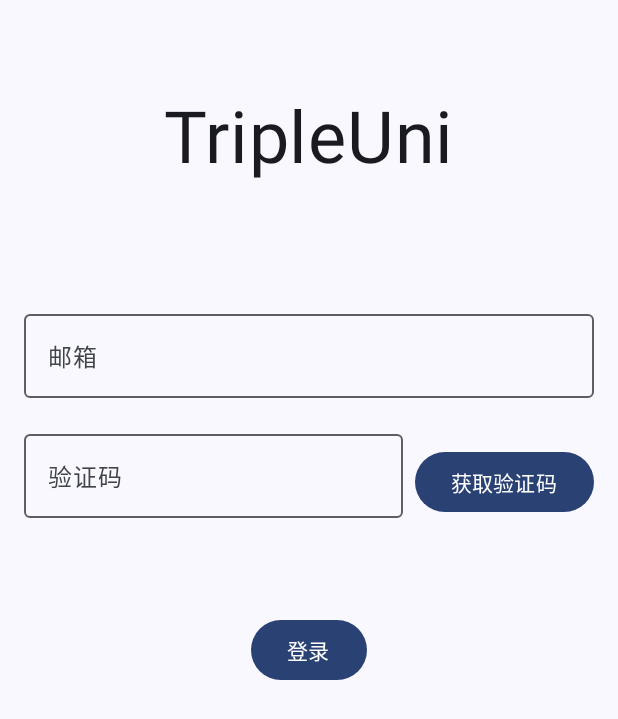
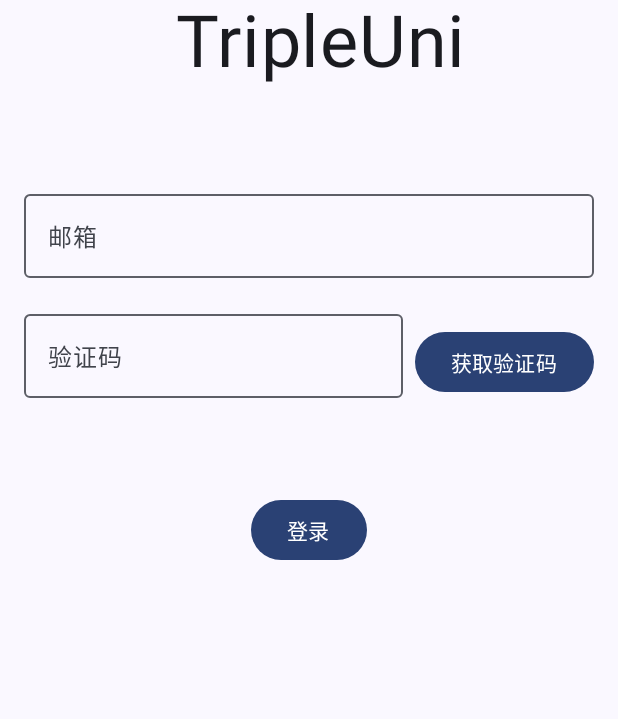
Before and after one commit to EZ-HKU/Poocano, an Android app built with Jetpack Compose: the screen it shows after launch (MainActivity), after a tap on "获取验证码", on a phone screen of 412 x 824 dp. Shown: the top 719 px of the screen. Run offline under Robolectric (Android 15) with nearby library versions, the phone set to English and light mode, and no system bars.

Commit message:
实现 账号持久化储存 实现 帖子列表预览 优化 页面布局

```diff
--- a/app/build.gradle.kts
+++ b/app/build.gradle.kts
@@ -51,8 +51,6 @@
 dependencies {
 
     dependencies {
-        val nav_version = "2.7.7"
-
         // Java language implementation
         implementation(libs.androidx.navigation.fragment)
         implementation(libs.androidx.navigation.ui)
@@ -71,6 +69,8 @@
         implementation(libs.androidx.navigation.compose)
     }
 
+
+
     implementation(libs.androidx.core.ktx)
     implementation(libs.androidx.lifecycle.runtime.ktx)
     implementation(libs.androidx.activity.compose)
--- /dev/null
+++ b/app/src/main/java/com/ezteam/tripleuni/LoginScreen.kt
@@ -0,0 +1,142 @@
+package com.ezteam.tripleuni
+
+import android.content.Context
+import android.widget.Toast
+import androidx.compose.foundation.layout.Box
+import androidx.compose.foundation.layout.Column
+import androidx.compose.foundation.layout.Row
+import androidx.compose.foundation.layout.Spacer
+import androidx.compose.foundation.layout.fillMaxSize
+import androidx.compose.foundation.layout.fillMaxWidth
+import androidx.compose.foundation.layout.height
+import androidx.compose.foundation.layout.padding
+import androidx.compose.foundation.layout.systemBarsPadding
+import androidx.compose.foundation.layout.width
+import androidx.compose.material3.Button
+import androidx.compose.material3.OutlinedTextField
+import androidx.compose.material3.Text
+import androidx.compose.runtime.Composable
+import androidx.compose.runtime.getValue
+import androidx.compose.runtime.mutableStateOf
+import androidx.compose.runtime.remember
+import androidx.compose.runtime.setValue
+import androidx.compose.ui.Alignment
+import androidx.compose.ui.Modifier
+import androidx.compose.ui.platform.LocalContext
+import androidx.compose.ui.tooling.preview.Preview
+import androidx.compose.ui.unit.dp
+import androidx.compose.ui.unit.sp
+import com.ezteam.tripleuni.MyAppGlobals.client
+import com.ezteam.tripleuni.ui.theme.TripleuniTheme
+import kotlinx.coroutines.CoroutineScope
+import kotlinx.coroutines.Dispatchers
+import kotlinx.coroutines.launch
+import kotlinx.coroutines.withContext
+
+@Composable
+fun LoginScreen(navigateToMainScreen: (String) -> Unit) {
+    var email by remember { mutableStateOf("") }
+    var vcode by remember { mutableStateOf("") }
+    Box(modifier = Modifier.systemBarsPadding()) {
+
+        Column(horizontalAlignment = Alignment.CenterHorizontally) {
+            Text("TripleUni", fontSize = 48.sp, modifier = Modifier.padding(16.dp, 0.dp, 0.dp, 48.dp))
+            Column(
+                modifier = Modifier
+                    .fillMaxSize()
+                    .padding(16.dp),
+                horizontalAlignment = Alignment.CenterHorizontally
+            ) {
+                // 邮箱输入框
+                OutlinedTextField(
+                    value = email,
+                    onValueChange = { email = it },
+                    label = { Text("邮箱") },
+                    modifier = Modifier.fillMaxWidth()
+                )
+
+                Spacer(modifier = Modifier.height(16.dp))
+                val context = LocalContext.current
+                // 验证码输入行
+                Row(
+                    verticalAlignment = Alignment.CenterVertically,
+                    modifier = Modifier.fillMaxWidth()
+                ) {
+                    // 验证码输入框
+                    OutlinedTextField(
+                        value = vcode,
+                        onValueChange = { vcode = it },
+                        label = { Text("验证码") },
+                        modifier = Modifier.weight(1f) // 使输入框占据除按钮外的所有空间
+                    )
+
+                    Spacer(modifier = Modifier.width(8.dp))
+
+                    // 获取验证码按钮
+                    Button(
+                        onClick = {
+                            Toast.makeText(context, "尝试发送验证码", Toast.LENGTH_SHORT).show()
+
+                            CoroutineScope(Dispatchers.IO).launch {
+                                val isSuccess = client.sendVerification(email)
+
+                                if (isSuccess) {
+                                    withContext(Dispatchers.Main) {
+                                        Toast.makeText(context, "验证码已发送", Toast.LENGTH_SHORT)
+                                            .show()
+                                    }
+                                } else {
+                                    withContext(Dispatchers.Main) {
+                                        Toast.makeText(
+                                            context, "验证码发送失败", Toast.LENGTH_SHORT
+                                        ).show()
+                                    }
+                                }
+                            }
+                        }, modifier = Modifier.align(Alignment.Bottom)
+                    ) {
+                        Text("获取验证码")
+                    }
+                }
+
+                Button(
+                    onClick = {
+                        CoroutineScope(Dispatchers.IO).launch {
+                            val isSuccess = client.verifyCode(vcode)
+
+                            if (isSuccess) {
+                                withContext(Dispatchers.Main) {
+                                    Toast.makeText(context, "登录成功", Toast.LENGTH_SHORT).show()
+                                    saveUser(context, client.getToken() ?: "")
+                                    navigateToMainScreen(email)
+                                }
+                            } else {
+                                withContext(Dispatchers.Main) {
+                                    Toast.makeText(context, "登录失败", Toast.LENGTH_SHORT).show()
+                                }
+                            }
+                        }
+                    }, modifier = Modifier.padding(64.dp)
+                ) {
+                    Text("登录")
+                }
+            }
+        }
+    }
+}
+
+fun saveUser(context: Context, token: String) {
+    val sharedPreferences = context.getSharedPreferences("MyApp", Context.MODE_PRIVATE)
+    val editor = sharedPreferences.edit()
+    editor.putString("token", token)
+    editor.apply()
+}
+
+
+@Preview(showBackground = true)
+@Composable
+fun GreetingPreview() {
+    TripleuniTheme {
+        LoginScreen {}
+    }
+}
--- a/app/src/main/java/com/ezteam/tripleuni/MainActivity.kt
+++ b/app/src/main/java/com/ezteam/tripleuni/MainActivity.kt
@@ -1,43 +1,25 @@
 package com.ezteam.tripleuni
 
+import android.content.Context
 import android.os.Bundle
-import android.widget.Toast
 import androidx.activity.ComponentActivity
 import androidx.activity.compose.setContent
 import androidx.activity.enableEdgeToEdge
-import androidx.compose.foundation.layout.Column
-import androidx.compose.foundation.layout.Row
-import androidx.compose.foundation.layout.Spacer
 import androidx.compose.foundation.layout.fillMaxSize
-import androidx.compose.foundation.layout.fillMaxWidth
-import androidx.compose.foundation.layout.height
-import androidx.compose.foundation.layout.padding
-import androidx.compose.foundation.layout.width
-import androidx.compose.material3.Button
-import androidx.compose.material3.OutlinedTextField
 import androidx.compose.material3.Surface
-import androidx.compose.material3.Text
 import androidx.compose.runtime.Composable
-import androidx.compose.runtime.getValue
-import androidx.compose.runtime.mutableStateOf
-import androidx.compose.runtime.remember
-import androidx.compose.runtime.setValue
-import androidx.compose.ui.Alignment
 import androidx.compose.ui.Modifier
 import androidx.compose.ui.platform.LocalContext
-import androidx.compose.ui.tooling.preview.Preview
-import androidx.compose.ui.unit.dp
-import androidx.compose.ui.unit.sp
+import androidx.navigation.compose.NavHost
+import androidx.navigation.compose.composable
+import androidx.navigation.compose.rememberNavController
+import com.ezteam.tripleuni.MyAppGlobals.client
 import com.ezteam.tripleuni.ui.theme.TripleuniTheme
-import kotlinx.coroutines.CoroutineScope
-import kotlinx.coroutines.Dispatchers
-import kotlinx.coroutines.launch
-import kotlinx.coroutines.withContext
-import okhttp3.MediaType.Companion.toMediaType
-import okhttp3.OkHttpClient
-import okhttp3.Request
-import okhttp3.RequestBody.Companion.toRequestBody
-import java.io.IOException
+
+
+object MyAppGlobals {
+    var client = TripleClient()
+}
 
 class MainActivity : ComponentActivity() {
     override fun onCreate(savedInstanceState: Bundle?) {
@@ -46,7 +28,7 @@
         setContent {
             TripleuniTheme {
                 Surface(modifier = Modifier.fillMaxSize()) {
-                    LoginScreen()
+                    MyApp()
                 }
             }
         }
@@ -54,91 +36,33 @@
 }
 
 @Composable
-fun LoginScreen() {
-    var email by remember { mutableStateOf("") }
-    var vcode by remember { mutableStateOf("") }
-    val client = remember { mutableStateOf(TripleClient()) }
-
-
-    Column(horizontalAlignment = Alignment.CenterHorizontally) {
-        Text("TripleUni", fontSize = 48.sp, modifier = Modifier.padding(64.dp))
-        Column(
-            modifier = Modifier
-                .fillMaxSize()
-                .padding(16.dp),
-            horizontalAlignment = Alignment.CenterHorizontally
-        ) {
-            // 邮箱输入框
-            OutlinedTextField(
-                value = email,
-                onValueChange = { email = it },
-                label = { Text("邮箱") },
-                modifier = Modifier.fillMaxWidth()
-            )
-
-            Spacer(modifier = Modifier.height(16.dp))
-            val context = LocalContext.current
-            // 验证码输入行
-            Row(
-                verticalAlignment = Alignment.CenterVertically, modifier = Modifier.fillMaxWidth()
-            ) {
-                // 验证码输入框
-                OutlinedTextField(
-                    value = vcode,
-                    onValueChange = { vcode = it },
-                    label = { Text("验证码") },
-                    modifier = Modifier.weight(1f) // 使输入框占据除按钮外的所有空间
-                )
-
-                Spacer(modifier = Modifier.width(8.dp))
-
-                val context = LocalContext.current // 获取当前 Composable 的 Context
-
-                // 获取验证码按钮
-                Button(
-                    onClick = {
-                        CoroutineScope(Dispatchers.IO).launch {
-                            val isSuccess = client.value.sendVerification(email)
-
-                            if (isSuccess) {
-                                withContext(Dispatchers.Main) {
-                                    Toast.makeText(context, "验证码已发送", Toast.LENGTH_SHORT)
-                                        .show()
-                                }
-                            } else {
-                                withContext(Dispatchers.Main) {
-                                    Toast.makeText(context, "验证码发送失败", Toast.LENGTH_SHORT)
-                                        .show()
-                                }
-                            }
-                        }
-                    }, modifier = Modifier.align(Alignment.Bottom)
-                ) {
-                    Text("获取验证码")
+fun MyApp() {
+    val context = LocalContext.current
+    var des = "login"
+    val temp = loadUser(context)
+    if (temp != null) {
+        client.setToken(temp)
+        des = "main"
+    }
+    val navController = rememberNavController()
+    NavHost(navController = navController, startDestination = des) {
+        composable("login") {
+            LoginScreen {
+                navController.navigate("main") {
+                    popUpTo("login") {
+                        inclusive = true
+                    }
                 }
             }
-
-            Button(
-                onClick = {
-                    CoroutineScope(Dispatchers.IO).launch {
-                    val isSuccess = client.value.verifyCode(vcode)
-                    print(isSuccess)
-
-
-                    if (isSuccess) {
-                            withContext(Dispatchers.Main) {
-                        Toast.makeText(context, "登录成功", Toast.LENGTH_SHORT).show()
-                            }
-                    } else {
-                            withContext(Dispatchers.Main) {
-                        Toast.makeText(context, "登录失败", Toast.LENGTH_SHORT).show()
-                            }
-                    }
-                    }
-                }, modifier = Modifier.padding(64.dp)
-            ) {
-                Text("登录")
-            }
+        }
+        composable("main") {
+            MainScreen()
         }
     }
 }
+
+fun loadUser(context: Context): String? {
+    val sharedPreferences = context.getSharedPreferences("MyApp", Context.MODE_PRIVATE)
+    val jsonString = sharedPreferences.getString("token", null)
+    return jsonString
+}
```
Also changed, not shown: app/src/main/java/com/ezteam/tripleuni/MainScreen.kt (added, +96 -0 lines), app/src/main/java/com/ezteam/tripleuni/TripleClient.kt (+31 -3 lines), gradle/libs.versions.toml (+4 -4 lines).
